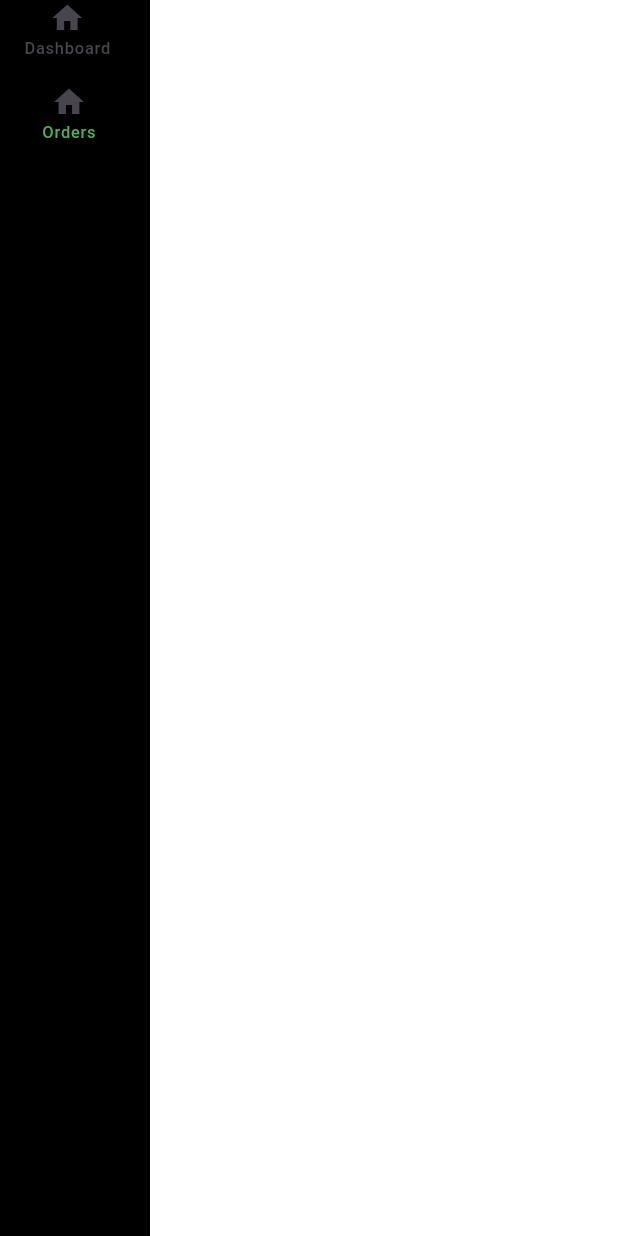
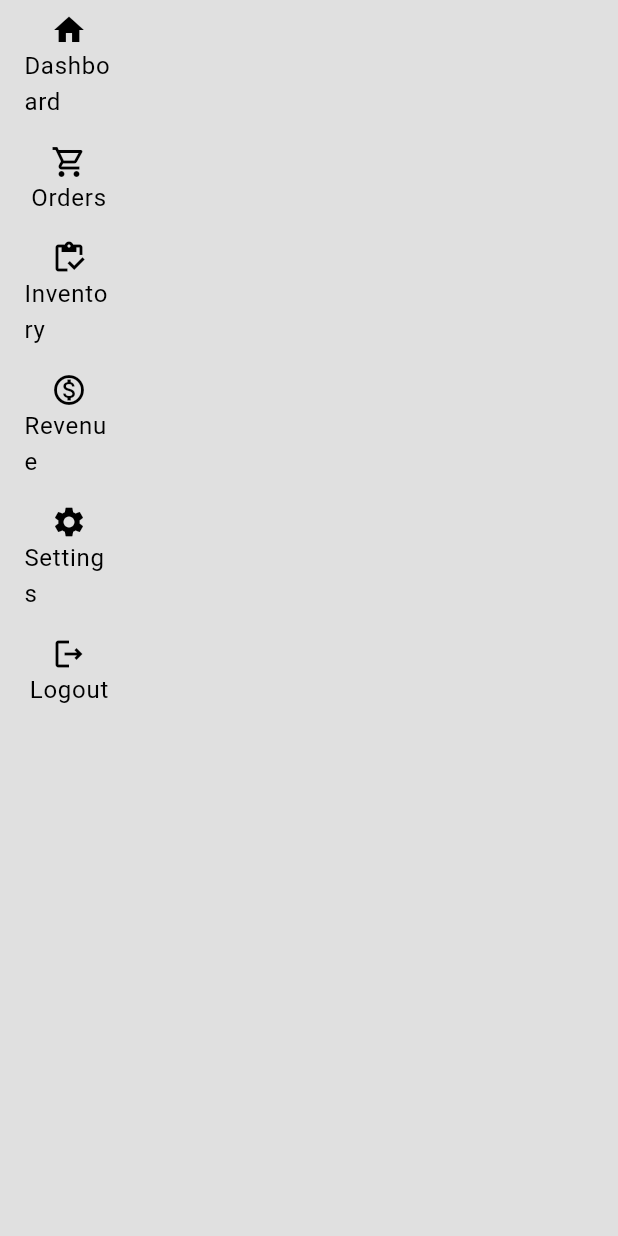
Before and after one commit to Kataali/sales_system, a Flutter app: the dashboard screen opened directly, on a phone screen of 412 x 824 dp. Run offline on Flutter 3.47's test engine with Material 3 defaults, Android fonts, the phone set to English and light mode, and no system bars.

Commit message:
last changes

```diff
--- a/lib/constants/app_theme.dart
+++ b/lib/constants/app_theme.dart
@@ -4,7 +4,7 @@ ThemeData themeData() {
   return ThemeData(
     scaffoldBackgroundColor: Colors.white,
     colorScheme: ThemeData().colorScheme.copyWith(
-        primary: const Color.fromRGBO(151, 117, 250, 1),
+        primary: const Color.fromRGBO(255, 152, 31, 1),
         onPrimary: Colors.white,
         secondary: const Color.fromRGBO(29, 30, 32, 1),
         onSecondary: const Color.fromRGBO(52, 197, 89, 1),
--- a/lib/main.dart
+++ b/lib/main.dart
@@ -1,5 +1,7 @@
 import 'package:flutter/material.dart';
+import 'package:sales_system/views/dashboard_view.dart';
 import 'package:sales_system/views/manage_inventory_view.dart';
+import 'package:sales_system/views/products.dart';
 
 import 'constants/app_theme.dart';
 
@@ -17,7 +19,8 @@ class MyApp extends StatelessWidget {
       debugShowCheckedModeBanner: false,
       title: 'Food Sales System.',
       theme: themeData(),
-      home: const ManageInventoryView(),
+      // home: const ManageInventoryView(),
+      home: const Products(),
     );
   }
 }
--- a/lib/views/dashboard_view.dart
+++ b/lib/views/dashboard_view.dart
@@ -12,12 +12,10 @@ class _dashboardState extends State<dashboard> {
   @override
   Widget build(BuildContext context) {
     return Scaffold(
-      body: Row(
-        children: [
-          sidebar(),
-        ],
+      backgroundColor: Colors.grey[300],
+      body: sidebar(),
 
-      ),
+
     );
   }
 }
--- a/lib/views/manage_inventory_view.dart
+++ b/lib/views/manage_inventory_view.dart
@@ -70,7 +70,7 @@ class _ManageInventoryViewState extends State<ManageInventoryView> {
                           fontStyle: FontStyle.italic,
                       color: color.onPrimary),
                       headingRowColor:
-                          MaterialStateProperty.all(color.inversePrimary),
+                          MaterialStateProperty.all(color.primary),
                       columns: List.generate(
                         cols.length,
                         (index) => DataColumn(
--- a/lib/widgets/sidebar.dart
+++ b/lib/widgets/sidebar.dart
@@ -1,33 +1,76 @@
 
 
 import 'package:flutter/material.dart';
+import 'package:sales_system/widgets/menuItem.dart';
 
-class sidebar extends StatelessWidget {
+
+class sidebar extends StatefulWidget {
   const sidebar({super.key});
 
   @override
+  State<sidebar> createState() => _sidebarState();
+}
+
+class _sidebarState extends State<sidebar> {
+  @override
   Widget build(BuildContext context) {
+     ColorScheme color = Theme.of(context).colorScheme;
+    int isSelected =0;
     return Container(
 
       width: 100,
-      child: Container(
-        color: Colors.black,
-        child: Column(
+      child: ListView(
+
+        children: [
+
+          // menuItem(name: "Dashboard",icon: Icon(Icons.abc, ) ),
+            ListTile(
+              enabled: true,
+              // selected: isSelected,
+              shape:RoundedRectangleBorder(),
+              iconColor:Colors.black  ,
+              textColor: Colors.black,
+              focusColor: color.primary,
+              hoverColor: color.primary,
+              selectedColor: Color.fromARGB(255, 26, 172, 46),
+              selectedTileColor: Colors.yellow,
+               title :
+               Column(
                    crossAxisAlignment: CrossAxisAlignment.center,
                   children: [
+                    Icon(
+                      Icons.home,
+                      // color: color.onPrimary,
+                    ),
+                     Text('Dashboard',style: TextStyle(),),
+                  ],
+                ),
+
+                onTap: () {
+
+                  print("clicked");
+                  setState(() {
+                    // isSelected=true;
+                  });
+                },
+              ),
+
               ListTile(
               shape:RoundedRectangleBorder()
               ,
               style: ListTileStyle.list,
+              iconColor:Colors.black  ,
+              textColor: Colors.black,
               hoverColor: Colors.orange,
               selectedColor: Colors.blue,
-                  leading: Column(
+                title: Column(
                    crossAxisAlignment: CrossAxisAlignment.center,
                   children: [
                     Icon(
-                        Icons.home,
+                      Icons.local_grocery_store_outlined,
+
                     ),
-                      const Text('Dashboard'),
+                     Text('Orders',style: TextStyle(),textAlign: TextAlign.right,),
                   ],
                 ),
 
@@ -41,90 +84,175 @@ class sidebar extends StatelessWidget {
               ,
               style: ListTileStyle.list,
               hoverColor: Colors.orange,
-                textColor: Colors.green,
-
-                  leading: Center(
-                    child: Column(
+              selectedColor: Colors.blue,
+              iconColor:Colors.black  ,
+              textColor: Colors.black,
+                title: Column(
                    crossAxisAlignment: CrossAxisAlignment.center,
                   children: [
                     Icon(
-                          Icons.home,
+                      Icons.inventory_outlined,
+
                     ),
-                        const Text('Orders'),
+                     Text('Inventory ',),
                   ],
-                    ),
                 ),
 
                 onTap: () {
                   //
                 },
               ),
-                //    ListTile(
-                // shape:RoundedRectangleBorder()
 
-                // ,
-                // style: ListTileStyle.list,
-                // hoverColor: Colors.orange,
-                // textColor: Colors.green,
 
-                //   leading: Column(
-                //     children: [
-                //       Icon(
-                //         Icons.home,
-                //       ),
-                //       const Text('Manage Inventory'),
-                //     ],
-                //   ),
+                  ListTile(
+              shape:RoundedRectangleBorder()
+              ,
+              style: ListTileStyle.list,
+              hoverColor: Colors.orange,
+              iconColor:Colors.black  ,
+              textColor: Colors.black,
 
-                //   onTap: () {
-                //     //
-                //   },
-                // ),
-                //    ListTile(
-                // shape:RoundedRectangleBorder()
+                title: Column(
+                   crossAxisAlignment: CrossAxisAlignment.center,
+                  children: [
+                    Icon(
+                      Icons.monetization_on_outlined,
 
-                // ,
-                // style: ListTileStyle.list,
-                // hoverColor: Colors.orange,
-                // textColor: Colors.green,
-
-                //   leading: Column(
-                //     children: [
-                //       Icon(
-                //         Icons.home,
-                //       ),
-                //       const Text('Signout'),
-                //     ],
-                //   ),
-
-                //   onTap: () {
-                //     //
-                //   },
-                // ),
-                //    ListTile(
-                // shape:RoundedRectangleBorder()
-
-                // ,
-                // style: ListTileStyle.list,
-                // hoverColor: Colors.orange,
-                // textColor: Colors.green,
-
-                //   leading: Column(
-                //     children: [
-                //       Icon(
-                //         Icons.home,
-                //       ),
-                //       const Text('Settings'),
-                //     ],
-                //   ),
-
-                //   onTap: () {
-                //     //
-                //   },
-                // ),
+                    ),
+                     Text('Revenue',),
                   ],
                 ),
+
+                onTap: () {
+                  //
+                },
+              ),
+
+                  ListTile(
+              shape:RoundedRectangleBorder()
+              ,
+              style: ListTileStyle.list,
+              hoverColor: Colors.orange,
+              iconColor:Colors.black  ,
+              textColor: Colors.black,
+
+                title: Column(
+                   crossAxisAlignment: CrossAxisAlignment.center,
+                  children: [
+                    Icon(
+                      Icons.settings,
+
+                    ),
+                     Text('Settings',),
+                  ],
+                ),
+
+                onTap: () {
+                  //
+                },
+              ),
+
+                                  ListTile(
+              shape:RoundedRectangleBorder()
+              ,
+              style: ListTileStyle.list,
+              hoverColor: Colors.orange,
+              iconColor:Colors.black  ,
+              textColor: Colors.black,
+
+                title: Column(
+                   crossAxisAlignment: CrossAxisAlignment.center,
+                  children: [
+                    Icon(
+                      Icons.logout_outlined,
+
+                    ),
+                     Text('Logout',),
+                  ],
+                ),
+
+                onTap: () {
+                  //
+                },
+              ),
+
+        ],
       ),
     );
   }
 }
+
+
+
+
+
+
+
+// class MyHomePage extends StatefulWidget {
+//   @override
+//   _MyHomePageState createState() => _MyHomePageState();
+// }
+
+// class _MyHomePageState extends State<MyHomePage> {
+//   int _selectedIndex = 0;
+
+//   List<Widget> _widgetOptions = <Widget>[
+//     Text('Page 1'),
+//     Text('Page 2'),
+//     Text('Page 3'),
+//     // Add more pages as needed
+//   ];
+
+//   @override
+//   Widget build(BuildContext context) {
+//     return Scaffold(
+//       appBar: AppBar(
+//         title: Text('Horizontal Side Navbar Example'),
+//       ),
+//       drawer: Drawer(
+//         child: ListView(
+//           padding: EdgeInsets.zero,
+//           children: <Widget>[
+//             DrawerHeader(
+//               child: Text('Side Navbar'),
+//               decoration: BoxDecoration(
+//                 color: Colors.blue,
+//               ),
+//             ),
+//             SideNavTile(
+//               title: 'Page 1',
+//               onTap: () {
+//                 setState(() {
+//                   _selectedIndex = 0;
+//                   Navigator.pop(context);
+//                 });
+//               },
+//             ),
+//             SideNavTile(
+//               title: 'Page 2',
+//               onTap: () {
+//                 setState(() {
+//                   _selectedIndex = 1;
+//                   Navigator.pop(context);
+//                 });
+//               },
+//             ),
+//             SideNavTile(
+//               title: 'Page 3',
+//               onTap: () {
+//                 setState(() {
+//                   _selectedIndex = 2;
+//                   Navigator.pop(context);
+//                 });
+//               },
+//             ),
+//             // Add more list tiles for additional pages
+//           ],
+//         ),
+//       ),
+//       body: Center(
+//         child: _widgetOptions.elementAt(_selectedIndex),
+//       ),
+//     );
+//   }
+// }
```
Also changed, not shown: lib/models/productModel.dart (added, +15 -0 lines), lib/views/products.dart (added, +157 -0 lines), lib/widgets/menuItem.dart (added, +59 -0 lines), assets/Chicken.jpg (added), assets/chickenbox.jpg (added), assets/chickenthigh.jpg (added), assets/fish.jpg (added), assets/gizard.webp (added), assets/gizardpack.jpg (added), assets/sausage.webp (added), pubspec.lock. Lines whose indentation alone changed are shown as unchanged.
